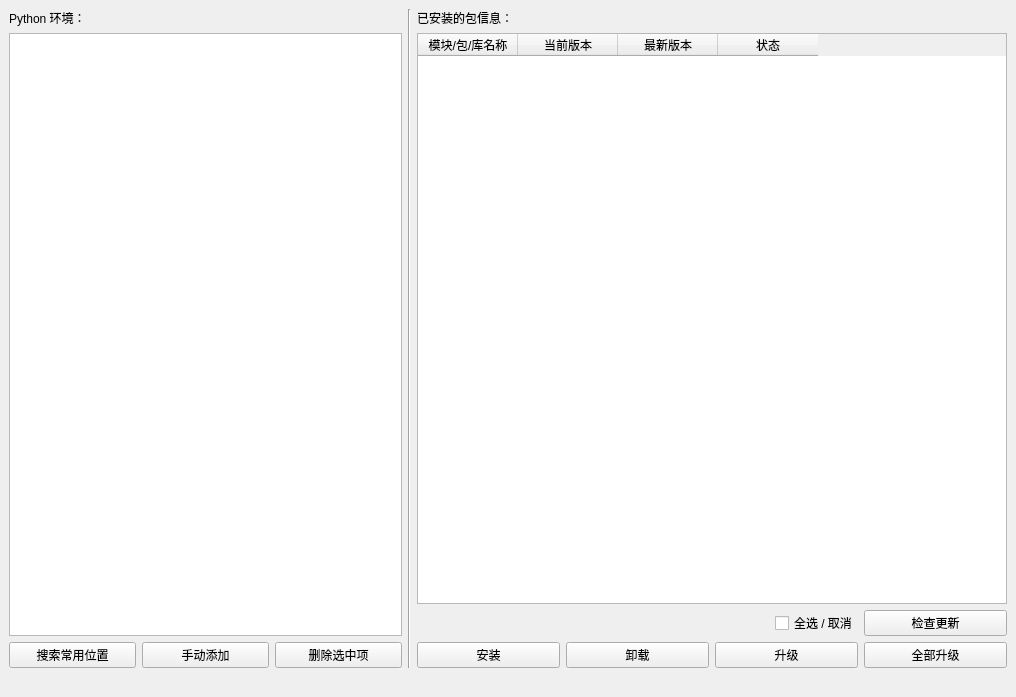
Before: the Qt Designer form interface/PackageManager.ui in hrpzcf/AwesomePyKit, drawn with Qt 5.
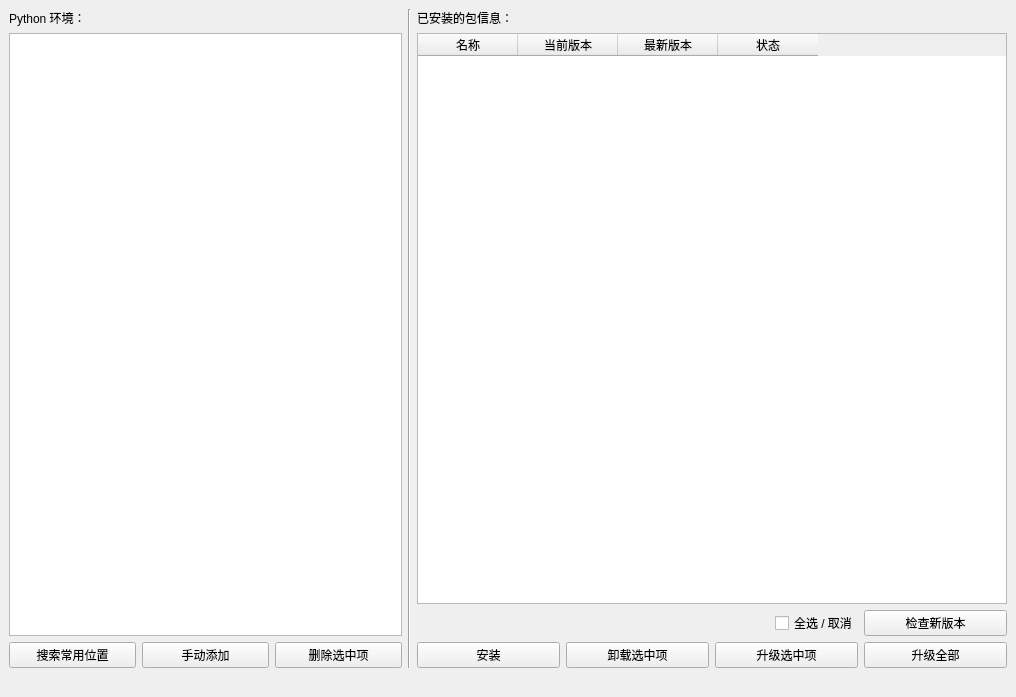
After: the same form once the commit is applied.

Commit message: fix: 包管理器界面微调

Diff of the .ui file:
```diff
--- a/interface/PackageManager.ui
+++ b/interface/PackageManager.ui
@@ -184,7 +184,7 @@
             </attribute>
             <column>
              <property name="text">
-              <string>模块/包/库名称</string>
+              <string>名称</string>
              </property>
             </column>
             <column>
@@ -212,7 +212,7 @@
                <string>检查上方表格中的所有包是否有新版本。</string>
               </property>
               <property name="text">
-               <string>检查更新</string>
+               <string>检查新版本</string>
               </property>
              </widget>
             </item>
@@ -232,7 +232,7 @@
                <string>将上方表格中选中的包卸载。注意，卸载包时上方表格中的条目支持多选。</string>
               </property>
               <property name="text">
-               <string>卸载</string>
+               <string>卸载选中项</string>
               </property>
              </widget>
             </item>
@@ -242,7 +242,7 @@
                <string>升级上方表格中被选中的包。注意，被选中的包如果没有新版本则什么都不做。此功能同样支持多选。</string>
               </property>
               <property name="text">
-               <string>升级</string>
+               <string>升级选中项</string>
               </property>
              </widget>
             </item>
@@ -252,7 +252,7 @@
                <string>升级上方表格中列出的所有有新版本的包，使用此功能前请先点击上方&quot;检查更新&quot;按钮以检查是否有新版本，再点击此按钮升级。</string>
               </property>
               <property name="text">
-               <string>全部升级</string>
+               <string>升级全部</string>
               </property>
              </widget>
             </item>
```
The commit also changes 1 other file.
